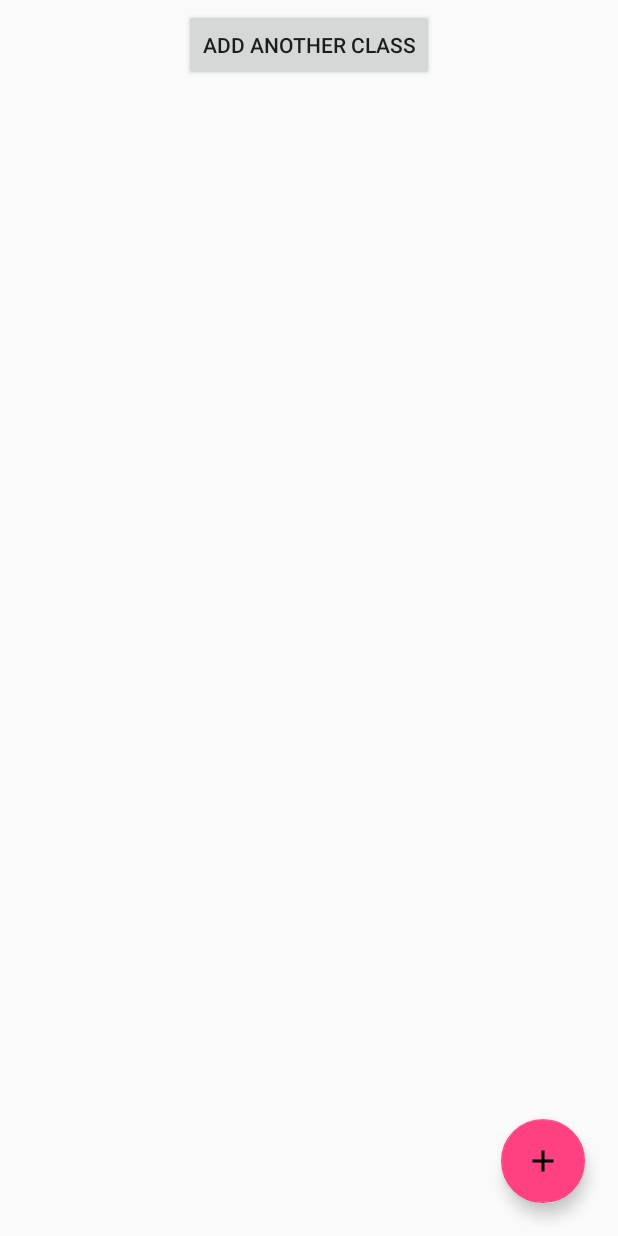
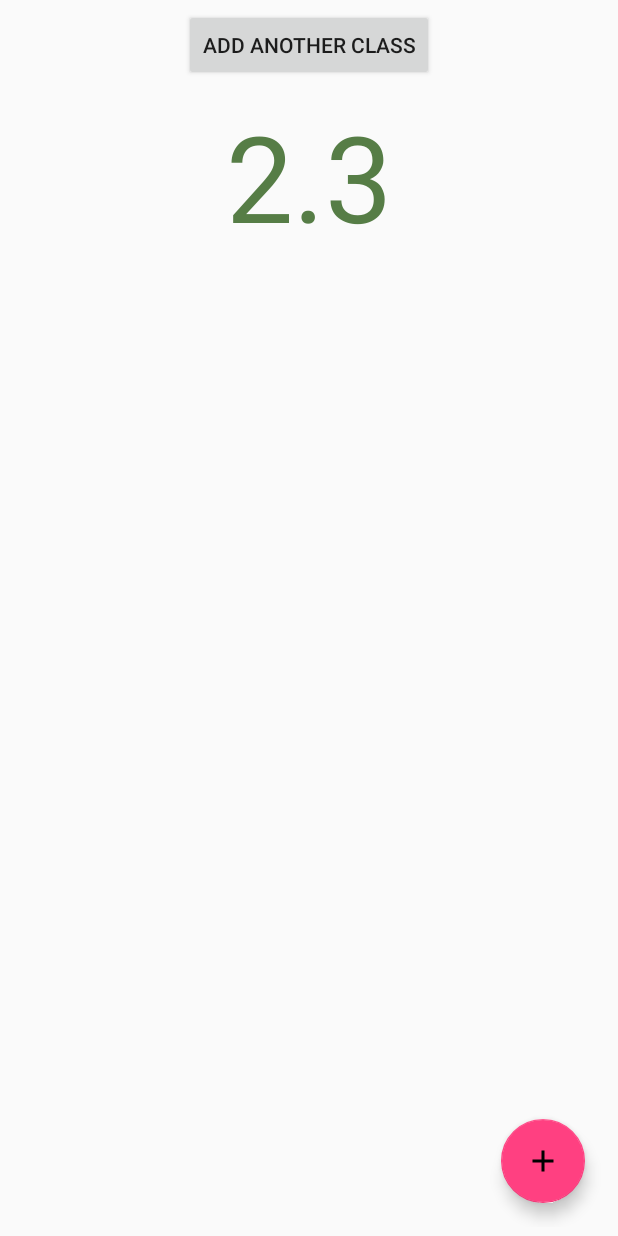
Before and after one commit to blaq-6THREE/Student-Progress, an Android app: the layout fragment_grade_point_average.xml on its own in the app's theme, with its tools: preview values and no code run, on a phone screen of 412 x 824 dp. Run offline under Robolectric (Android 15) with nearby library versions, the phone set to English and light mode, and no system bars.

Commit message:
Produces result to screen. Finish. Next commit takes care of bugs that cause app to crash.

```diff
--- a/app/src/main/res/layout/fragment_grade_point_average.xml
+++ b/app/src/main/res/layout/fragment_grade_point_average.xml
@@ -36,6 +36,16 @@
                 android:layout_height="wrap_content"
                 android:layout_gravity="center_horizontal"/>
 
+            <TextView
+                android:id="@+id/grade_point_average_textview"
+                android:layout_width="wrap_content"
+                android:layout_height="wrap_content"
+                android:layout_gravity="center_horizontal"
+                android:layout_marginTop="10dp"
+                android:textSize="80sp"
+                android:textColor="#567D46"
+                android:text="2.3"/>
+
         </LinearLayout>
 
     </ScrollView>
```
Also changed, not shown: app/src/main/java/com/blaq/hylton/studentprogress/GradePointAverage.java (+11 -8 lines).
